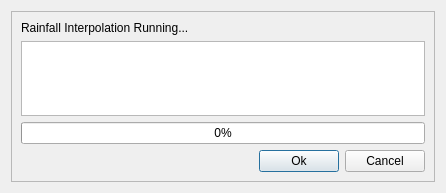
The window that hidroPixel_dialog_run_rainfall_interpol.ui (pedmap/HidroPixel_test) describes before a commit, drawn with Qt 5.
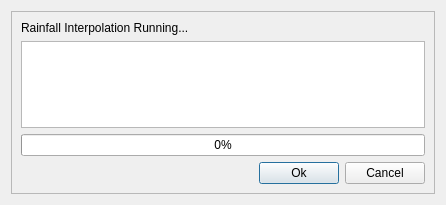
The same window after the commit.

Commit message: feat: add new functions to the Hidropixel's GUI

```diff
--- a/hidroPixel_dialog_run_rainfall_interpol.ui
+++ b/hidroPixel_dialog_run_rainfall_interpol.ui
@@ -7,7 +7,7 @@
     <x>0</x>
     <y>0</y>
     <width>446</width>
-    <height>193</height>
+    <height>205</height>
    </rect>
   </property>
   <property name="windowTitle">
```
The commit also changes 6 other files.
